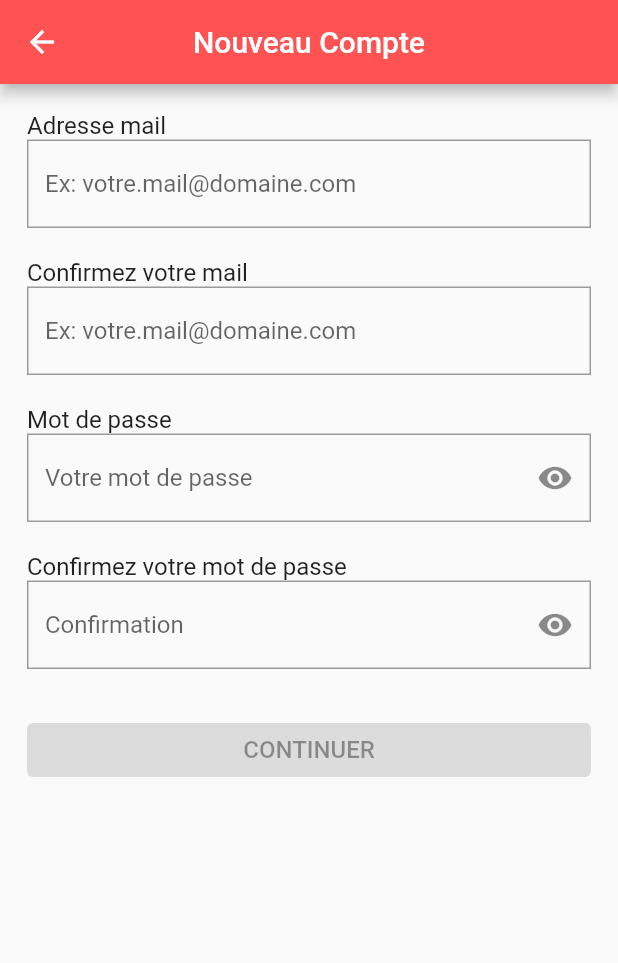
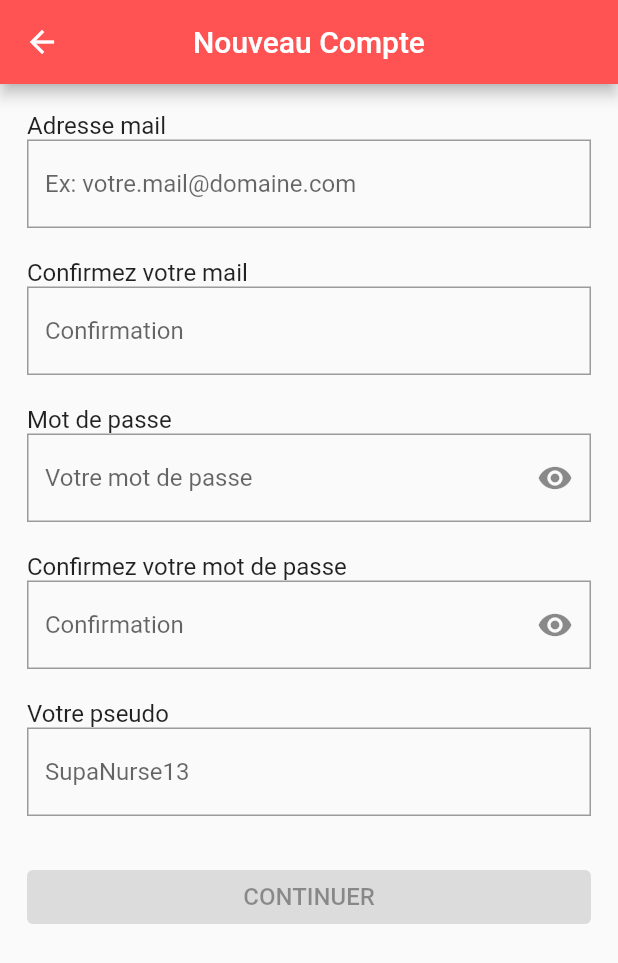
Before and after one commit to ThomasFabrePro/NursElp, a Flutter app: the AccountCreationPage screen opened directly, on a phone screen of 412 x 824 dp. Shown: the top 963 px of the screen. Run offline on Flutter 3.47's test engine with Material 2 defaults, Android fonts, the phone set to English and light mode, and no system bars; our stand-ins replace bottom_navy_bar, sqflite; missing offline and left inert: dart:ffi; accounts and stored records are empty.

Commit message:
Pseudo
Ajout champ pseudo sur la page de création de compte

```diff
--- a/NursElp/NursElp/lib/screens/guests/accountcreation.dart
+++ b/NursElp/NursElp/lib/screens/guests/accountcreation.dart
@@ -13,16 +13,16 @@ class _AccountCreationPageState extends State<AccountCreationPage> {
   String emailCheck = ' ';
   String password = '';
   String passwordCheck = ' ';
+  String pseudo = '';
   bool isSecret = false;
-  bool confirm = false;
-  FocusNode emailFocus;
   FocusNode emailCheckFocus;
   FocusNode passwordFocus;
   FocusNode passwordCheckFocus;
+  FocusNode pseudoFocus;
 
   @override
   void initState() {
-    emailFocus = FocusNode();
+    pseudoFocus = FocusNode();
     emailCheckFocus = FocusNode();
     passwordFocus = FocusNode();
     passwordCheckFocus = FocusNode();
@@ -31,7 +31,7 @@ class _AccountCreationPageState extends State<AccountCreationPage> {
 
   @override
   void dispose() {
-    emailFocus.dispose();
+    pseudoFocus.dispose();
     emailCheckFocus.dispose();
     passwordFocus.dispose();
     passwordCheckFocus.dispose();
@@ -58,7 +58,6 @@ class _AccountCreationPageState extends State<AccountCreationPage> {
                   Padding(
                     padding: EdgeInsets.only(bottom: 20),
                     child: TextFormField(
-                      focusNode: emailFocus,
                       onChanged: (value) {
                         setState(() => email = value);
                       },
@@ -96,7 +95,7 @@ class _AccountCreationPageState extends State<AccountCreationPage> {
                           : null,
                       onFieldSubmitted: (value) => passwordFocus.requestFocus(),
                       decoration: InputDecoration(
-                        hintText: 'Ex: votre.mail@domaine.com',
+                        hintText: 'Confirmation',
                         border: OutlineInputBorder(
                           borderRadius: BorderRadius.circular(0),
                           borderSide: BorderSide(
@@ -158,6 +157,7 @@ class _AccountCreationPageState extends State<AccountCreationPage> {
                       validator: (value) => password == passwordCheck
                           ? null
                           : 'Les mots de passe sont différents',
+                      onFieldSubmitted: (value) => pseudoFocus.requestFocus(),
                       obscureText: isSecret,
                       decoration: InputDecoration(
                         suffixIcon: InkWell(
@@ -184,11 +184,35 @@ class _AccountCreationPageState extends State<AccountCreationPage> {
                       ),
                     ),
                   ),
+                  Text('Votre pseudo'),
+                  Padding(
+                    padding: EdgeInsets.only(bottom: 20),
+                    child: TextFormField(
+                      focusNode: pseudoFocus,
+                      onChanged: (value) => setState(() => pseudo = value),
+                      decoration: InputDecoration(
+                        hintText: 'SupaNurse13',
+                        border: OutlineInputBorder(
+                          borderRadius: BorderRadius.circular(0),
+                          borderSide: BorderSide(
+                            color: Colors.grey,
+                          ),
+                        ),
+                        focusedBorder: OutlineInputBorder(
+                          borderRadius: BorderRadius.circular(0),
+                          borderSide: BorderSide(
+                            color: Colors.redAccent,
+                          ),
+                        ),
+                      ),
+                    ),
+                  ),
                   Padding(
                     padding: EdgeInsets.only(top: 10),
                     child: ElevatedButton(
-                      onPressed:
-                          !(email == emailCheck) || !(password == passwordCheck)
+                      onPressed: !(email == emailCheck) ||
+                              !(password == passwordCheck) ||
+                              pseudo == ''
                           ? null
                           : () {
                               if (formKey.currentState.validate()) {
```
Lines whose indentation alone changed are shown as unchanged.
